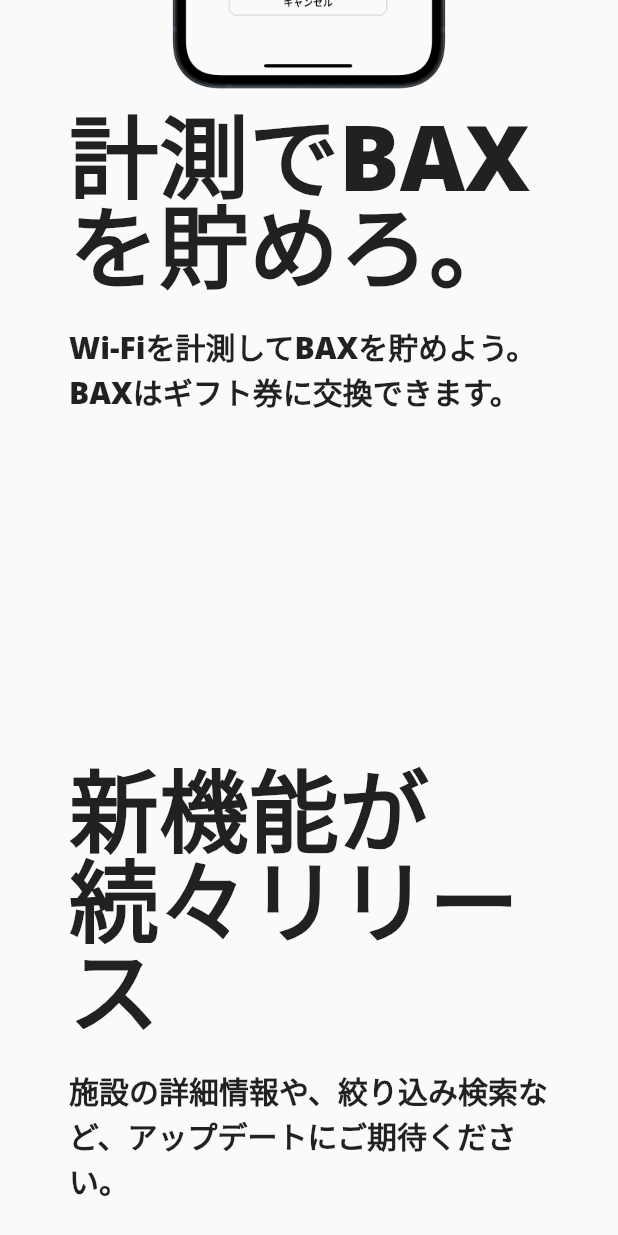
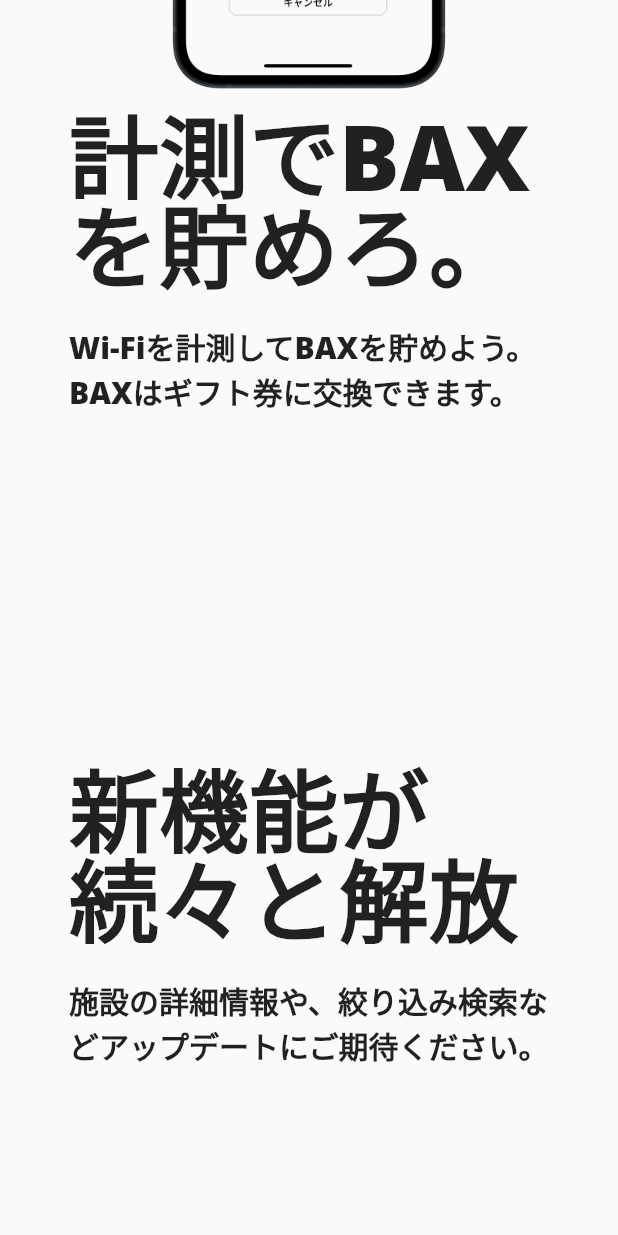
Before and after one commit to flutteruniv/bax_web, a Flutter app: the screen it shows after launch, scrolled down 1728 dp, on a phone screen of 412 x 824 dp. Run offline on Flutter 3.47's test engine with Material 2 defaults, Android fonts, the phone set to English and light mode, and no system bars; our stand-ins replace firebase_analytics, firebase_core, go_router, google_fonts, rive; accounts and stored records are empty; statements that could not run were skipped.

Commit message:
文字列修正

```diff
--- a/lib/pages/landing_page.dart
+++ b/lib/pages/landing_page.dart
@@ -89,7 +89,7 @@ class _LandingPageState extends State<LandingPage> {
         height: 240,
       ),
       const Text(
-        '新機能が続々リリース',
+        '新機能が続々と解放',
         style: TextStyle(
           height: 1,
           fontWeight: FontWeight.w900,
@@ -98,7 +98,7 @@ class _LandingPageState extends State<LandingPage> {
       ),
       const SizedBox(height: 16),
       const Text(
-        '施設の詳細情報や、絞り込み検索など、アップデートにご期待ください。',
+        '施設の詳細情報や、絞り込み検索などアップデートにご期待ください。',
         style: TextStyle(
           fontWeight: FontWeight.w900,
           fontSize: 20,
```
